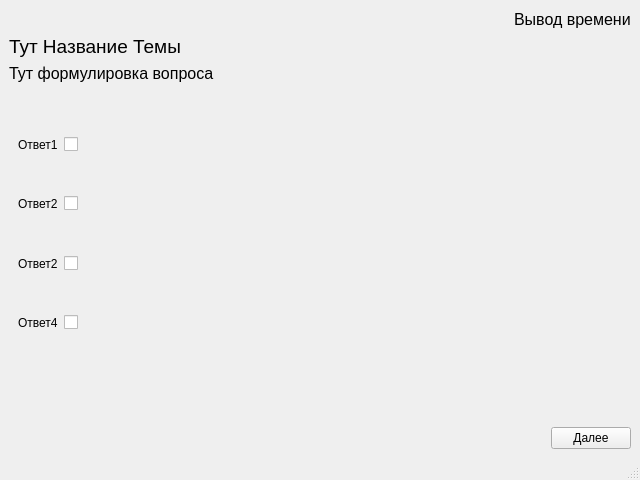
Above: testforstudent.ui from Rayzedan/SystemControlStudent before the change. Below: the same form after it.
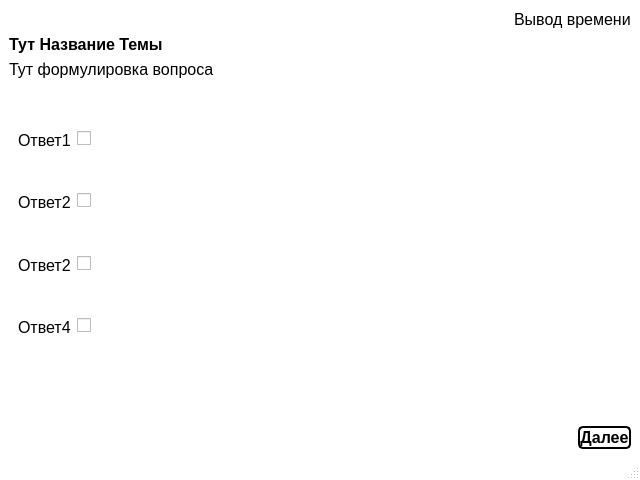
That is the form after the change.

The edit to the form file:
```diff
--- a/testforstudent.ui
+++ b/testforstudent.ui
@@ -19,6 +19,25 @@
   <property name="windowTitle">
    <string>MainWindow</string>
   </property>
+  <property name="styleSheet">
+   <string notr="true">QMainWindow {
+background: white;
+}
+QPushButton , QLineEdit,QComboBox{
+display: inline-block;
+  color: white;
+  font-weight: 700;
+text-decoration: none;
+  user-select: none;
+  color: black;
+  outline: none;
+  border: 2px solid;
+  border-radius: 5px;
+  transition: 0.2s;
+} 
+QPushButton:hover { background: gray }
+QPushButton:pressed { background: white; }</string>
+  </property>
   <widget class="QWidget" name="centralwidget">
    <layout class="QVBoxLayout" name="verticalLayout_3">
     <item>
@@ -54,7 +73,8 @@
      <widget class="QLabel" name="label">
       <property name="font">
        <font>
-        <pointsize>14</pointsize>
+        <pointsize>12</pointsize>
+        <bold>true</bold>
        </font>
       </property>
       <property name="text">
@@ -85,6 +105,11 @@
          <layout class="QFormLayout" name="formLayout">
           <item row="1" column="0">
            <widget class="QLabel" name="label_3">
+            <property name="font">
+             <font>
+              <pointsize>12</pointsize>
+             </font>
+            </property>
             <property name="text">
              <string>Ответ1</string>
             </property>
@@ -112,6 +137,11 @@
           </item>
           <item row="3" column="0">
            <widget class="QLabel" name="label_4">
+            <property name="font">
+             <font>
+              <pointsize>12</pointsize>
+             </font>
+            </property>
             <property name="text">
              <string>Ответ2</string>
             </property>
@@ -139,6 +169,11 @@
           </item>
           <item row="5" column="0">
            <widget class="QLabel" name="label_5">
+            <property name="font">
+             <font>
+              <pointsize>12</pointsize>
+             </font>
+            </property>
             <property name="text">
              <string>Ответ2</string>
             </property>
@@ -166,6 +201,11 @@
           </item>
           <item row="7" column="0">
            <widget class="QLabel" name="label_6">
+            <property name="font">
+             <font>
+              <pointsize>12</pointsize>
+             </font>
+            </property>
             <property name="text">
              <string>Ответ4</string>
             </property>
@@ -247,6 +287,14 @@
       </item>
       <item>
        <widget class="QPushButton" name="pushButton">
+        <property name="font">
+         <font>
+          <pointsize>12</pointsize>
+          <bold>true</bold>
+          <underline>false</underline>
+          <strikeout>false</strikeout>
+         </font>
+        </property>
         <property name="text">
          <string>Далее</string>
         </property>
```
Left out of the diff: 2 changed lines with no effect on the pictures.
